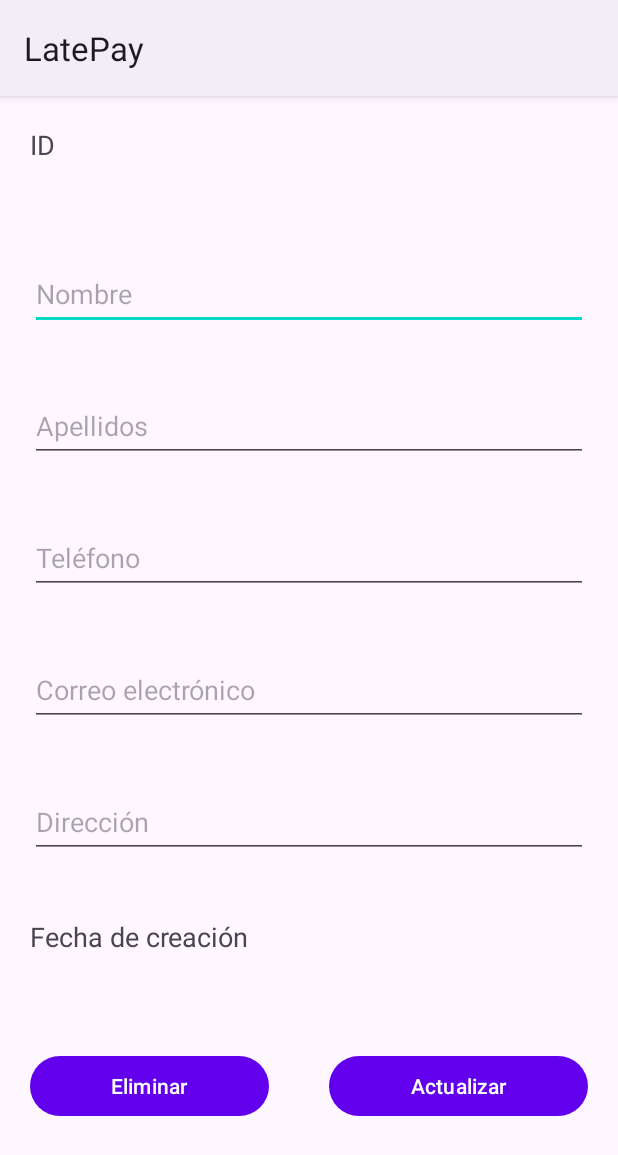
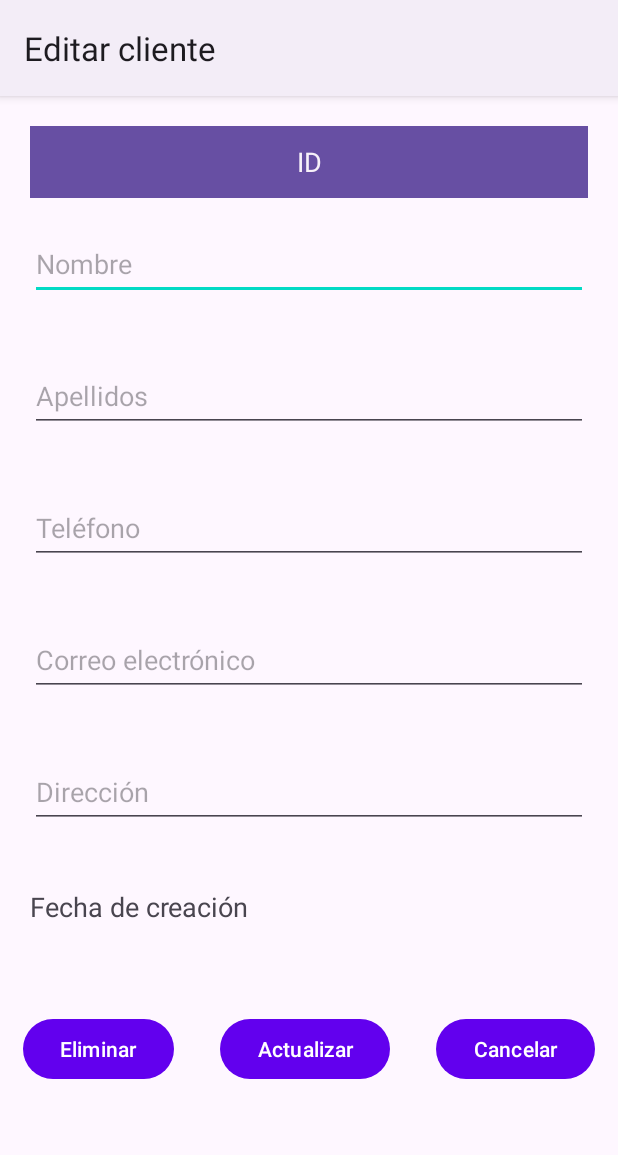
Before and after one commit to rubensg2499/LatePay, an Android app: the actualizar_cliente screen opened directly, with no data from a screen before it, on a phone screen of 412 x 824 dp. Shown: the top 1155 px of the screen. Run offline under Robolectric (Android 15) with nearby library versions, the phone set to English and light mode, and no system bars; 7 statements that could not run were skipped.

Commit message:
v1.2.4 Se mejoró la pantalla de actualizar clientes.

```diff
--- a/app/src/main/java/com/example/latepay/actualizar_cliente.java
+++ b/app/src/main/java/com/example/latepay/actualizar_cliente.java
@@ -1,16 +1,22 @@
 package com.example.latepay;
 
+import androidx.appcompat.app.AlertDialog;
 import androidx.appcompat.app.AppCompatActivity;
 
+import android.content.DialogInterface;
 import android.os.Bundle;
+import android.view.View;
 import android.widget.Button;
 import android.widget.EditText;
 import android.widget.TextView;
+
+import com.google.android.material.snackbar.Snackbar;
 
 public class actualizar_cliente extends AppCompatActivity {
     TextView textViewID;
     Button buttonActualizar;
     Button buttonEliminar;
+    Button buttonCancelar;
     EditText editNombre;
     EditText editApellidos;
     EditText editTelefono;
@@ -21,7 +27,10 @@ public class actualizar_cliente extends AppCompatActivity {
     @Override
     protected void onCreate(Bundle savedInstanceState) {
         super.onCreate(savedInstanceState);
+
         setContentView(R.layout.activity_actualizar_cliente);
+
+        this.setTitle("Editar cliente");
         textViewID = findViewById(R.id.textViewID);
         textViewCreacion = findViewById(R.id.textViewCreacion);
         editNombre = findViewById(R.id.editTextNombreUpdate);
@@ -32,6 +41,32 @@ public class actualizar_cliente extends AppCompatActivity {
 
         buttonActualizar = findViewById(R.id.buttonActualizar);
         buttonEliminar = findViewById(R.id.buttonEliminar);
+        buttonCancelar = findViewById(R.id.buttonCancelar);
 
+        ListElement element = (ListElement) getIntent().getSerializableExtra("ListElement");
+        textViewID.setText("ID: "+element.getCustomer_id());
+        textViewCreacion.setText("Fecha de creación: "+element.getCreated_date());
+        editNombre.setText(element.getFirst_name());
+        editApellidos.setText(element.getLast_name());
+        editTelefono.setText(element.getPhone());
+        editCorreo.setText(element.getEmail());
+        editDireccion.setText(element.getAddress());
+
+        buttonActualizar.setOnClickListener(view -> this.finish());
+        buttonEliminar.setOnClickListener(view -> messageDeleteDialog(view));
+        buttonCancelar.setOnClickListener(view -> this.finish());
+    }
+    public void messageDeleteDialog(View view){
+        AlertDialog.Builder builder = new AlertDialog.Builder(this);
+        builder.setMessage(R.string.confirmacion_elimnar)
+                .setTitle(R.string.informacion);
+        builder.setPositiveButton(R.string.si, (dialogInterface, i) -> {
+            Snackbar.make(view, R.string.registro_eliminado, Snackbar.LENGTH_LONG).setAction(R.string.action, null).show();
+        });
+        builder.setNeutralButton(R.string.cancelar, (dialogInterface, i) -> {
+            dialogInterface.dismiss();
+        });
+        AlertDialog dialog = builder.create();
+        dialog.show();
     }
 }
--- a/app/src/main/java/com/example/latepay/agregar_cliente.java
+++ b/app/src/main/java/com/example/latepay/agregar_cliente.java
@@ -75,7 +75,7 @@ public class agregar_cliente extends Fragment {
     private void registerCustomer(View view) {
         ConexionSQLiteHelper conexionSQLiteHelper = new ConexionSQLiteHelper(getActivity(),"late_pay_bd",null,1);
         SQLiteDatabase db = conexionSQLiteHelper.getWritableDatabase();
-        DateTimeFormatter formatter = DateTimeFormatter.ofPattern("yyyy-MM-dd");
+        DateTimeFormatter formatter = DateTimeFormatter.ofPattern("dd/MM/yyyy");
 
         ContentValues cv = new ContentValues();
         cv.put(FIELD_FIRST_NAME, editNombre.getText().toString());
--- a/app/src/main/java/com/example/latepay/utilidades/utilidades.java
+++ b/app/src/main/java/com/example/latepay/utilidades/utilidades.java
@@ -43,4 +43,8 @@ public class utilidades {
     public static final String FIELD_PAID = "paid";
     public static final String FIELD_BUY_DATE = "buy_date";
     public static final String FIELD_PAY_DATE = "pay_date";
+
+
+    //funciones globales
+
 }
--- a/app/src/main/res/drawable/side_nav_bar.xml
+++ b/app/src/main/res/drawable/side_nav_bar.xml
@@ -2,8 +2,8 @@
     android:shape="rectangle">
     <gradient
         android:angle="135"
-        android:centerColor="#674FA3"
-        android:endColor="#674FA3"
-        android:startColor="#674FA3"
+        android:centerColor="@color/primario"
+        android:endColor="@color/primario"
+        android:startColor="@color/primario"
         android:type="linear" />
 </shape>
--- a/app/src/main/res/layout/activity_actualizar_cliente.xml
+++ b/app/src/main/res/layout/activity_actualizar_cliente.xml
@@ -14,17 +14,21 @@
         app:layout_constraintEnd_toEndOf="parent"
         app:layout_constraintStart_toStartOf="parent"
         app:layout_constraintTop_toTopOf="parent">
-
         <LinearLayout
             android:layout_width="match_parent"
             android:layout_height="wrap_content"
             android:orientation="vertical">
-
             <TextView
                 android:id="@+id/textViewID"
                 android:layout_width="match_parent"
                 android:layout_height="wrap_content"
-                android:layout_margin="20dp"
+                android:background="@color/primario"
+                android:textAlignment="center"
+                android:gravity="center"
+                android:textColor="@color/secundario"
+                android:layout_marginTop="20dp"
+                android:layout_marginLeft="20dp"
+                android:layout_marginRight="20dp"
                 android:minHeight="48dp"
                 android:text="@string/txt_id"
                 android:textSize="18sp" />
@@ -108,17 +112,24 @@
                         android:id="@+id/buttonEliminar"
                         android:layout_width="wrap_content"
                         android:layout_height="match_parent"
-                        android:layout_margin="20dp"
+                        android:layout_margin="15dp"
                         android:layout_weight="1"
-                        android:text="@string/eliminar" />
-
+                        android:text="Eliminar"
+                        />
                     <Button
                         android:id="@+id/buttonActualizar"
                         android:layout_width="wrap_content"
                         android:layout_height="match_parent"
-                        android:layout_margin="20dp"
+                        android:layout_margin="15dp"
                         android:layout_weight="1"
                         android:text="@string/actualizar" />
+                    <Button
+                        android:id="@+id/buttonCancelar"
+                        android:layout_width="wrap_content"
+                        android:layout_height="match_parent"
+                        android:layout_margin="15dp"
+                        android:layout_weight="1"
+                        android:text="@string/cancelar" />
                 </TableRow>
             </TableLayout>
         </LinearLayout>
--- a/app/src/main/res/values/colors.xml
+++ b/app/src/main/res/values/colors.xml
@@ -8,4 +8,6 @@
     <color name="black">#FF000000</color>
     <color name="white">#FFFFFFFF</color>
     <color name="red">#FF4040</color>
+    <color name="primario">#674FA3</color>
+    <color name="secundario">#F7F1F9</color>
 </resources>
--- a/app/src/main/res/values/strings.xml
+++ b/app/src/main/res/values/strings.xml
@@ -24,8 +24,13 @@
     <string name="eliminar">Eliminar</string>
     <string name="aceptar">Aceptar</string>
     <string name="salir">Salir</string>
+    <string name="cancelar">Cancelar</string>
     <!--Nombres de los mesajes-->
     <string name="confirmacion_elimnar">¿Está seguro de eliminar el registro?, esta acción no se puede deshacer.</string>
+    <string name="registro_eliminado">Registro eliminado exitosamente.</string>
+    <string name="confirmacion_hacer">¿Qué desea hacer?</string>
+    <string name="ver_registros">Ver registros</string>
+    <string name="editar_cliente">Editar cliente</string>
     <string name="deuda_total">Debe: MXN $</string>
     <!-- TODO: Remove or change this placeholder text -->
     <string name="hello_blank_fragment">Hello blank fragment</string>
@@ -38,4 +43,7 @@
     <string name="txt_direccion">Dirección</string>
     <string name="txt_id">ID</string>
     <string name="txt_fecha_creacion">Fecha de creación</string>
+    <string name="si">Sí</string>
+    <string name="informacion">Información</string>
+    <string name="action">Action</string>
 </resources>
```
Also changed, not shown: app/src/main/java/com/example/latepay/clientes.java (+20 -4 lines).
